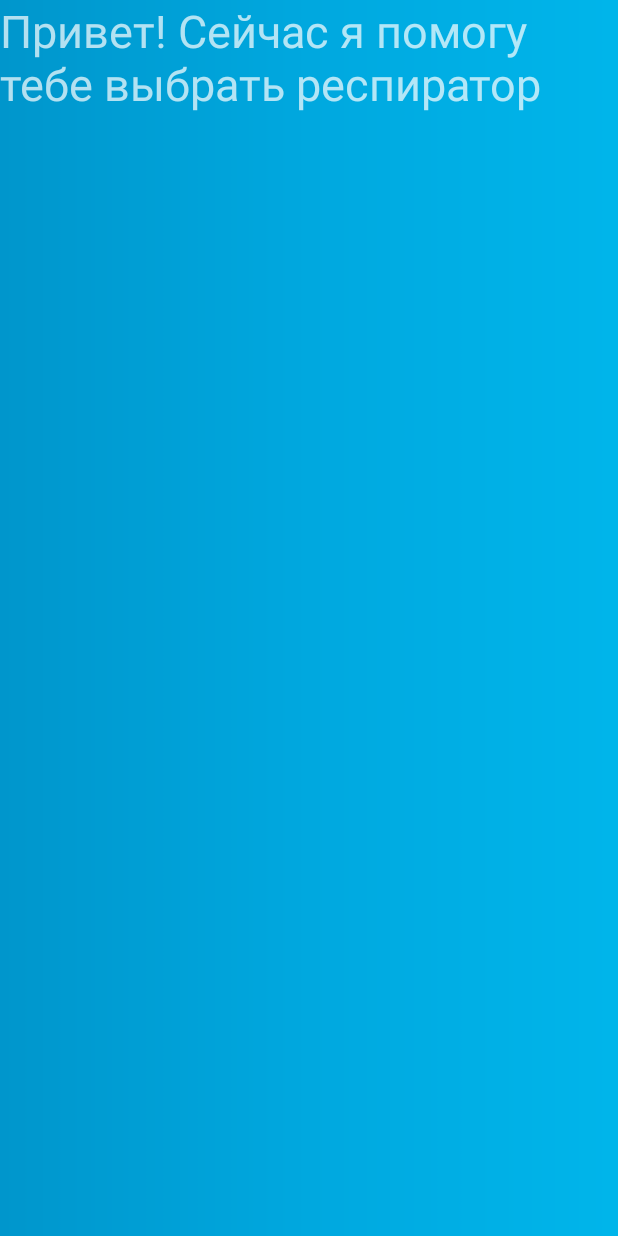
After one commit to Mikhailmoor74/ChoseYourSiz, an Android app: the SplashScreen screen opened directly, with no data from a screen before it, on a phone screen of 412 x 824 dp. The commit adds this screen. Run offline under Robolectric (Android 15) with nearby library versions, the phone set to English and light mode, and no system bars.

Commit message:
Продолжаем дизайнить

```diff
--- a/app/src/main/java/moor/foundation/choseyoursiz/MainActivity.java
+++ b/app/src/main/java/moor/foundation/choseyoursiz/MainActivity.java
@@ -7,6 +7,8 @@ import android.content.Intent;
 import android.graphics.Color;
 import android.os.Bundle;
 import android.view.View;
+import android.view.Window;
+import android.view.WindowManager;
 import android.widget.Button;
 import android.widget.Toast;
 
--- /dev/null
+++ b/app/src/main/java/moor/foundation/choseyoursiz/SplashScreen.java
@@ -0,0 +1,34 @@
+package moor.foundation.choseyoursiz;
+
+import androidx.appcompat.app.AppCompatActivity;
+
+import android.content.Intent;
+import android.os.Bundle;
+import android.view.Window;
+import android.view.WindowManager;
+
+public class SplashScreen extends AppCompatActivity {
+
+    @Override
+    protected void onCreate(Bundle savedInstanceState) {
+        super.onCreate(savedInstanceState);
+        setContentView(R.layout.activity_splash_screen);
+
+        Thread thread = new Thread() {
+            @Override
+            public void run() {
+                try {
+                    sleep(3000);
+                } catch (Exception e) {
+                    e.printStackTrace();
+                } finally {
+                    startActivity(new Intent(
+                            SplashScreen.this,
+                            MainActivity.class));
+                }
+            }
+        };
+
+        thread.start();
+    }
+}
--- /dev/null
+++ b/app/src/main/res/layout/activity_splash_screen.xml
@@ -0,0 +1,25 @@
+<?xml version="1.0" encoding="utf-8"?>
+<FrameLayout xmlns:android="http://schemas.android.com/apk/res/android"
+    xmlns:app="http://schemas.android.com/apk/res-auto"
+    xmlns:tools="http://schemas.android.com/tools"
+    android:layout_width="match_parent"
+    android:layout_height="match_parent"
+    tools:context=".SplashScreen">
+
+    <ImageView
+        android:src="@drawable/backgroundmainactivity"
+        android:scaleType="centerCrop"
+        android:layout_width="match_parent"
+        android:layout_height="match_parent">
+
+    </ImageView>
+
+    <TextView
+        android:layout_width="wrap_content"
+        android:layout_height="wrap_content"
+        android:textSize="30sp"
+        android:text="Привет! Сейчас я помогу тебе выбрать респиратор">
+
+    </TextView>
+
+</FrameLayout>
```
Also changed, not shown: app/src/main/AndroidManifest.xml (+8 -1 lines), app/src/main/res/layout/activity_main.xml (+2 -15 lines), app/src/main/res/values/styles.xml (+1 -19 lines).
